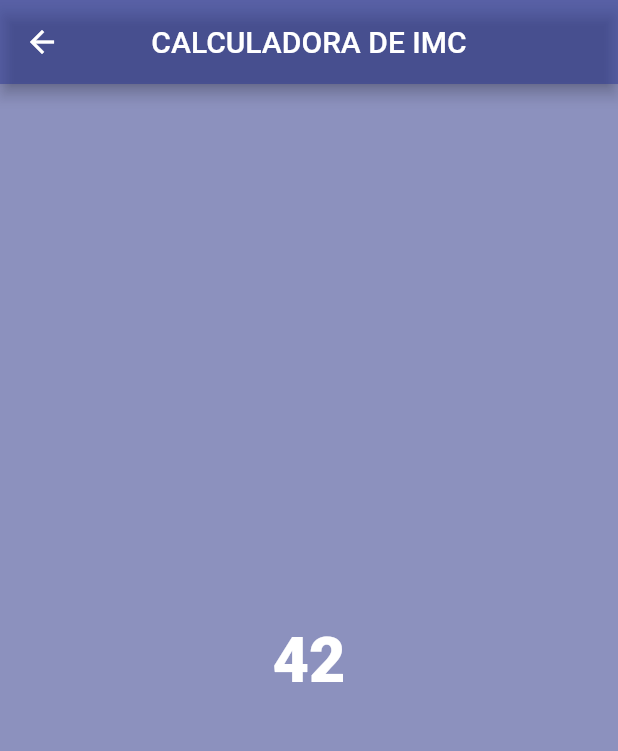
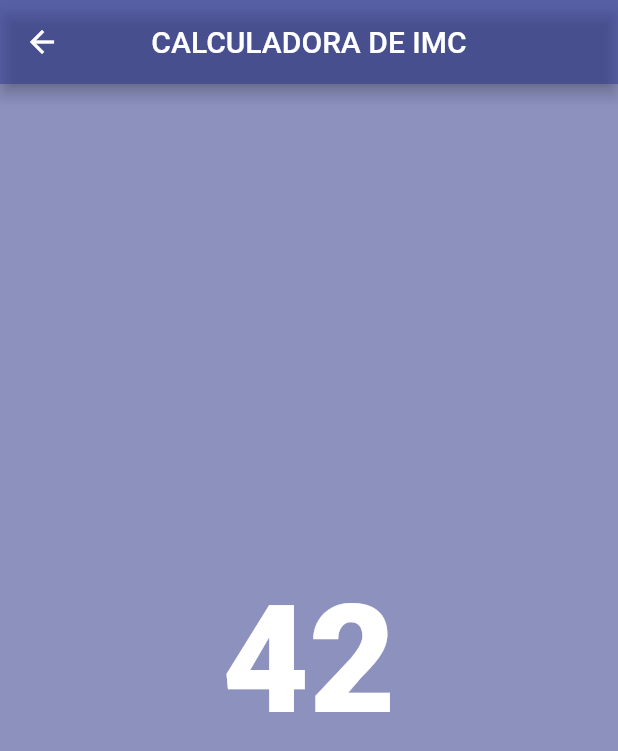
Before and after one commit to luisfelipesdn12/learning-flutter, a Flutter app: the screen it shows after launch, after a tap on "CALCULE SEU IMC", on a phone screen of 412 x 824 dp. Shown: the top 751 px of the screen. Run offline on Flutter 3.47's test engine with Material 2 defaults, Android fonts, the phone set to English and light mode, and no system bars; our stand-ins replace font_awesome_flutter, rflutter_alert; missing offline and left inert: audiofileplayer.

```diff
--- a/bmi-calculator-flutter/lib/screens/input.screen.dart
+++ b/bmi-calculator-flutter/lib/screens/input.screen.dart
@@ -1,4 +1,4 @@
-import 'package:bmi_calculator/screens/results.screen.dart';
+import 'package:bmi_calculator/BMICalculation.dart';
 import 'package:bmi_calculator/widgets/bottomNavigationButton.dart';
 import 'package:bmi_calculator/widgets/iconAndCaptionContent.dart';
 import 'package:bmi_calculator/widgets/increaseValueCard.dart';
@@ -7,21 +7,13 @@ import 'package:bmi_calculator/widgets/sliderCard.dart';
 import 'package:flutter/material.dart';
 import 'package:font_awesome_flutter/font_awesome_flutter.dart';
 
-enum Gender {
-  feminine,
-  masculine,
-}
-
 class InputPage extends StatefulWidget {
   @override
   _InputPageState createState() => _InputPageState();
 }
 
 class _InputPageState extends State<InputPage> {
-  Gender selectedGender = Gender.masculine;
-  double height = 1.5;
-  double weight = 60;
-  double age = 18;
+  BMICalculation bmi = BMICalculation();
 
   @override
   Widget build(BuildContext context) {
@@ -38,10 +30,10 @@ class _InputPageState extends State<InputPage> {
               crossAxisAlignment: CrossAxisAlignment.stretch,
               children: [
                 PageCard(
-                  active: selectedGender == Gender.masculine,
+                  active: bmi.gender == Gender.masculine,
                   onTap: () {
                     setState(() {
-                      selectedGender = Gender.masculine;
+                      bmi.gender = Gender.masculine;
                     });
                   },
                   child: IconAndCaptionContent(
@@ -50,10 +42,10 @@ class _InputPageState extends State<InputPage> {
                   ),
                 ),
                 PageCard(
-                  active: selectedGender == Gender.feminine,
+                  active: bmi.gender == Gender.feminine,
                   onTap: () {
                     setState(() {
-                      selectedGender = Gender.feminine;
+                      bmi.gender = Gender.feminine;
                     });
                   },
                   child: IconAndCaptionContent(
@@ -70,12 +62,12 @@ class _InputPageState extends State<InputPage> {
               children: [
                 SliderPageCard(
                   label: "Altura",
-                  value: height,
+                  value: bmi.height,
                   unit: "m",
                   min: 1,
                   max: 3,
                   onChanged: (value) => setState(() {
-                    height = value;
+                    bmi.height = value;
                   }),
                   formatValue: (v) =>
                       v.toStringAsFixed(2).replaceFirst('.', ','),
@@ -90,16 +82,16 @@ class _InputPageState extends State<InputPage> {
                 IncreaseValueCard(
                   label: "Peso",
                   unit: "kg",
-                  value: weight,
+                  value: bmi.weight,
                   onChanged: (value) => setState(() {
-                    weight = value;
+                    bmi.weight = value;
                   }),
                 ),
                 IncreaseValueCard(
                   label: "Idade",
-                  value: age,
+                  value: bmi.age,
                   onChanged: (value) => setState(() {
-                    age = value;
+                    bmi.age = value;
                   }),
                 ),
               ],
--- a/bmi-calculator-flutter/lib/screens/results.screen.dart
+++ b/bmi-calculator-flutter/lib/screens/results.screen.dart
@@ -1,9 +1,4 @@
 import 'package:flutter/material.dart';
-
-enum Gender {
-  feminine,
-  masculine,
-}
 
 class ResultsPage extends StatefulWidget {
   @override
@@ -18,14 +13,21 @@ class _ResultsPageState extends State<ResultsPage> {
       appBar: AppBar(
         title: Text('CALCULADORA DE IMC'),
       ),
-      body: Center(
-        child: Text(
-          "42",
-          style: TextStyle(
-            fontSize: 42,
-            fontWeight: FontWeight.w900,
+      body: Column(
+        mainAxisAlignment: MainAxisAlignment.center,
+        children: [
+          Expanded(
+            child: Center(
+              child: Text(
+                "42",
+                style: TextStyle(
+                  fontSize: 100,
+                  fontWeight: FontWeight.w900,
+                ),
+              ),
+            ),
           ),
-        ),
+        ],
       ),
     );
   }
```
Also changed, not shown: bmi-calculator-flutter/lib/BMICalculation.dart (added, +18 -0 lines).
